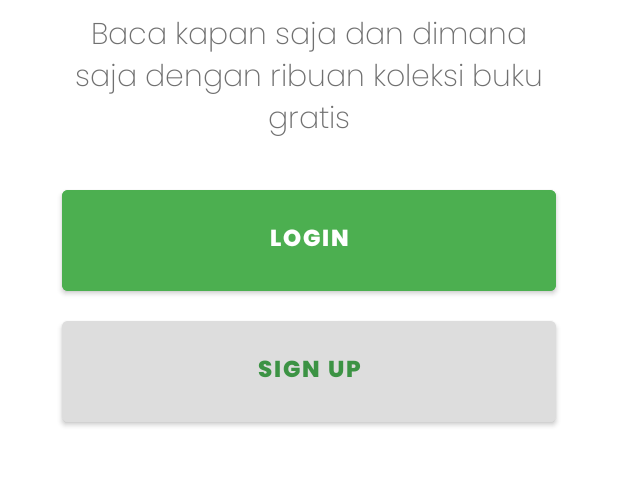
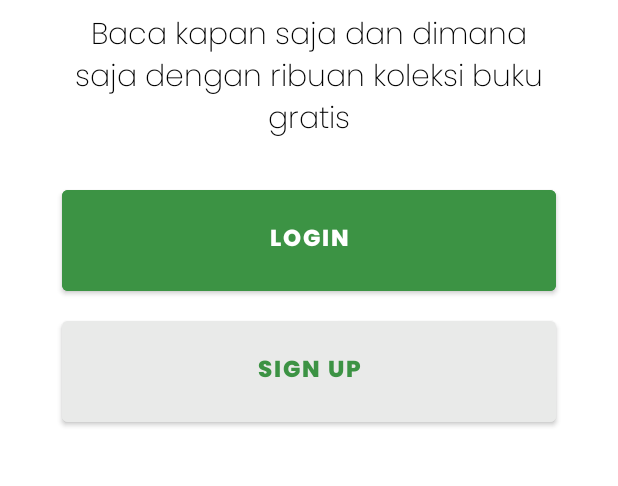
Before and after one commit to EvindaAprl/library-app, an Android app: the layout activity_main.xml on its own in the app's theme, with its tools: preview values and no code run, on a phone screen of 412 x 824 dp, the part 542-1028 px from its top. Run offline under Robolectric (Android 15) with nearby library versions, the phone set to English and light mode, and no system bars.

Commit message:
update color values

```diff
--- a/app/src/main/res/layout/activity_main.xml
+++ b/app/src/main/res/layout/activity_main.xml
@@ -9,8 +9,6 @@
     android:background="#FFFFFF">
 
     <!-- Logo Image -->
-
-    <!-- Title Text -->
     <ImageView
         android:id="@+id/logoImage"
         android:layout_width="250dp"
@@ -23,15 +21,16 @@
         app:layout_constraintTop_toTopOf="parent"
         tools:ignore="MissingConstraints" />
 
+    <!-- Title Text -->
     <TextView
         android:id="@+id/titleText"
         android:layout_width="0dp"
         android:layout_height="wrap_content"
-        android:text="Perpustakaan Digital"
+        android:text="@string/app_name"
         android:textSize="20sp"
         android:textStyle="bold"
         android:fontFamily="@font/poppins_extrabold"
-        android:textColor="#000000"
+        android:textColor="@color/black"
         android:gravity="center"
         app:layout_constraintTop_toBottomOf="@id/logoImage"
         app:layout_constraintStart_toStartOf="parent"
@@ -47,7 +46,7 @@
         android:text="Baca kapan saja dan dimana saja dengan ribuan koleksi buku gratis"
         android:textSize="20sp"
         android:fontFamily="@font/poppins_extralight"
-        android:textColor="#707070"
+        android:textColor="@color/black"
         android:gravity="center"
         app:layout_constraintTop_toBottomOf="@id/titleText"
         app:layout_constraintStart_toStartOf="parent"
@@ -61,13 +60,13 @@
         android:layout_width="0dp"
         android:layout_height="wrap_content"
         android:layout_marginTop="24dp"
-        android:backgroundTint="#4CAF50"
+        android:backgroundTint="@color/green"
         android:padding="20dp"
         android:text="Login"
         android:fontFamily="@font/poppins_extrabold"
         android:textStyle="bold"
         android:textSize="15sp"
-        android:textColor="#FFFFFF"
+        android:textColor="@color/white"
         app:layout_constraintTop_toBottomOf="@id/subtitleText"
         app:layout_constraintStart_toStartOf="parent"
         app:layout_constraintEnd_toEndOf="parent"
@@ -80,9 +79,9 @@
         android:layout_height="wrap_content"
         android:layout_marginTop="8dp"
         android:text="Sign up"
-        android:textColor="#3C9344"
+        android:textColor="@color/green"
         android:textStyle="bold"
-        android:backgroundTint="#DDDDDD"
+        android:backgroundTint="@color/light_grey"
         android:textSize="15sp"
         android:fontFamily="@font/poppins_extrabold"
         android:padding="20dp"
--- a/app/src/main/res/layout/activity_sign_up.xml
+++ b/app/src/main/res/layout/activity_sign_up.xml
@@ -35,7 +35,7 @@
         app:layout_constraintEnd_toEndOf="parent"
         app:layout_constraintTop_toBottomOf="@+id/ivBack" />
 
-    <!-- Nama Input -->
+    <!-- Input name -->
     <com.google.android.material.textfield.TextInputLayout
         android:id="@+id/textInputLayoutNama"
         style="@style/CustomTextInputLayout"
@@ -131,9 +131,9 @@
         android:layout_marginTop="24dp"
         android:layout_marginStart="32dp"
         android:layout_marginEnd="32dp"
-        android:backgroundTint="#4CAF50"
+        android:backgroundTint="@color/green"
         android:text="Sign up"
-        android:textColor="@android:color/white"
+        android:textColor="@color/white"
         app:layout_constraintStart_toStartOf="parent"
         app:layout_constraintEnd_toEndOf="parent"
         app:layout_constraintTop_toBottomOf="@+id/textInputLayoutUlangiPassword" />
--- a/app/src/main/res/layout/activity_verifikasi_otp.xml
+++ b/app/src/main/res/layout/activity_verifikasi_otp.xml
@@ -27,7 +27,7 @@
         android:layout_marginStart="32dp"
         android:layout_marginTop="32dp"
         android:text="Verifikasi Email"
-        android:textColor="@android:color/black"
+        android:textColor="@color/black"
         android:fontFamily="@font/quicksand_bold"
         android:textSize="32dp"
         android:textStyle="bold"
@@ -44,7 +44,7 @@
         android:layout_marginEnd="32dp"
         android:fontFamily="@font/poppins_light"
         android:text="Masukkan 6 digit kode verifikasi yang telah kami kirimkan melalui email ke xxxx@gmail.com"
-        android:textColor="@android:color/black"
+        android:textColor="@color/black"
         android:textSize="12dp"
         app:layout_constraintEnd_toEndOf="parent"
         app:layout_constraintStart_toStartOf="parent"
@@ -133,7 +133,7 @@
         android:textSize="15dp"
         android:fontFamily="@font/poppins_extrabold"
         android:backgroundTint="@color/green"
-        android:textColor="@android:color/white"
+        android:textColor="@color/white"
         app:layout_constraintTop_toBottomOf="@id/otpContainer"
         app:layout_constraintStart_toStartOf="parent"
         app:layout_constraintEnd_toEndOf="parent" />
--- a/app/src/main/res/values/strings.xml
+++ b/app/src/main/res/values/strings.xml
@@ -1,5 +1,5 @@
 <resources>
-    <string name="app_name">LibraryApp</string>
+    <string name="app_name">Perpustakaan Digital</string>
     <string name="default_web_client_id">138541810398-ph5a6f90lushkkbtk57dg33cc2etks9f.apps.googleusercontent.com</string>
     <string name="facebook_app_id">558352346963562</string>
     <string name="fb_login_protocol_scheme">fb558352346963562</string>
--- a/build.gradle.kts
+++ b/build.gradle.kts
@@ -2,6 +2,5 @@
 plugins {
     id("com.android.application") version "8.1.4" apply false
     id("org.jetbrains.kotlin.android") version "2.0.0" apply false
-    //id("com.google.gms.google-services") version "4.4.2" apply false
     id("com.google.gms.google-services") version "4.4.2" apply false
 }
```
Also changed, not shown: app/src/main/AndroidManifest.xml (+0 -10 lines), app/src/main/res/layout/activity_login.xml (+7 -13 lines).
